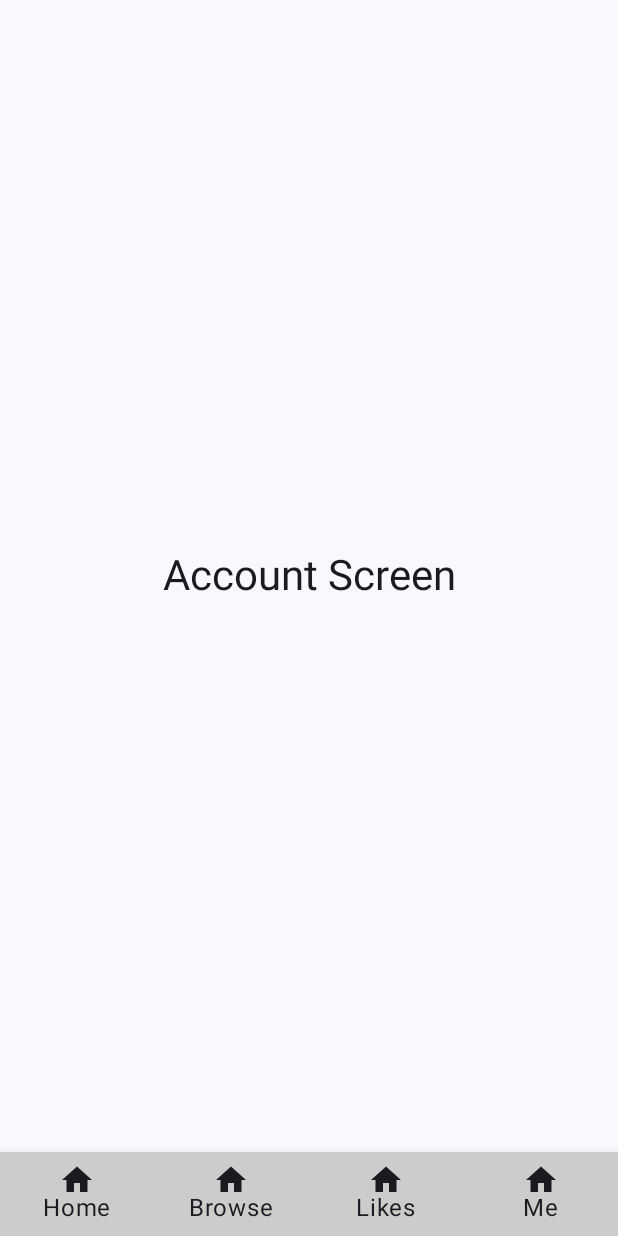
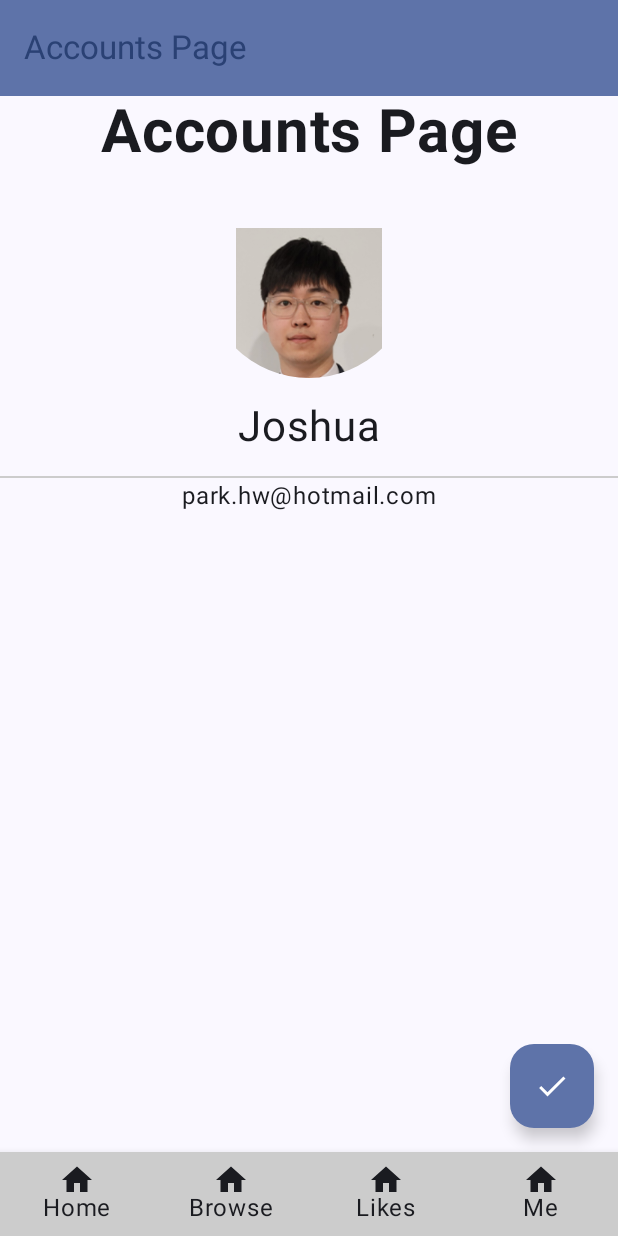
Before and after one commit to FIT5046-Assignment-Group-4/Assignment_app, an Android app built with Jetpack Compose: the BottomNavigationBar screen opened through its navigation route, item 4 of the bottom bar chosen, on a phone screen of 412 x 824 dp. Run offline under Robolectric (Android 15) with nearby library versions, the phone set to English and light mode, and no system bars.

Commit message:
Successfully created the accounts page - created basic profile page - created the edit form page - needs refinement later

```diff
--- a/Gameverse/app/src/main/java/com/example/gameverse/BottomNavigationBar.kt
+++ b/Gameverse/app/src/main/java/com/example/gameverse/BottomNavigationBar.kt
@@ -1,5 +1,6 @@
 package com.example.gameverse
 
+import androidx.annotation.RequiresApi
 import androidx.compose.foundation.layout.padding
 import androidx.compose.material.BottomNavigation
 import androidx.compose.material.BottomNavigationItem
@@ -19,6 +20,7 @@ import androidx.navigation.compose.composable
 import androidx.navigation.compose.currentBackStackEntryAsState
 import androidx.navigation.compose.rememberNavController
 
+@RequiresApi(0)
 @Composable
 fun BottomNavigationBar() {
     val navController = rememberNavController()
@@ -65,6 +67,10 @@ fun BottomNavigationBar() {
             }
             composable(Routes.Me.value) {
                 Me(navController)
-            } }
+            }
+            composable(Routes.EditAccount.value) {
+                EditAccounts(navController)
+            }
+        }
     }
 }
--- a/Gameverse/app/src/main/java/com/example/gameverse/MainActivity.kt
+++ b/Gameverse/app/src/main/java/com/example/gameverse/MainActivity.kt
@@ -3,6 +3,7 @@ package com.example.gameverse
 import android.os.Bundle
 import androidx.activity.ComponentActivity
 import androidx.activity.compose.setContent
+import androidx.annotation.RequiresApi
 import androidx.compose.foundation.layout.fillMaxSize
 import androidx.compose.material3.MaterialTheme
 import androidx.compose.material3.Surface
@@ -16,6 +17,7 @@ import androidx.navigation.compose.rememberNavController
 import com.example.gameverse.ui.theme.GameverseTheme
 
 class MainActivity : ComponentActivity() {
+    @RequiresApi(0)
     override fun onCreate(savedInstanceState: Bundle?) {
         super.onCreate(savedInstanceState)
         setContent {
--- a/Gameverse/app/src/main/java/com/example/gameverse/Me.kt
+++ b/Gameverse/app/src/main/java/com/example/gameverse/Me.kt
@@ -1,26 +1,93 @@
 package com.example.gameverse
 
+import android.annotation.SuppressLint
+import androidx.annotation.RequiresApi
+import androidx.compose.foundation.Image
+import androidx.compose.foundation.layout.Arrangement
 import androidx.compose.foundation.layout.Box
 import androidx.compose.foundation.layout.Column
+import androidx.compose.foundation.layout.Row
 import androidx.compose.foundation.layout.Spacer
+import androidx.compose.foundation.layout.fillMaxHeight
 import androidx.compose.foundation.layout.fillMaxSize
+import androidx.compose.foundation.layout.height
+import androidx.compose.foundation.layout.padding
+import androidx.compose.foundation.layout.paddingFromBaseline
 import androidx.compose.foundation.layout.size
+import androidx.compose.foundation.shape.CircleShape
+import androidx.compose.material.icons.Icons
+import androidx.compose.material.icons.filled.Check
+import androidx.compose.material.icons.filled.Edit
+import androidx.compose.material3.Divider
+import androidx.compose.material3.ExperimentalMaterial3Api
+import androidx.compose.material3.FloatingActionButton
+import androidx.compose.material3.Icon
 import androidx.compose.material3.MaterialTheme
+import androidx.compose.material3.Scaffold
 import androidx.compose.material3.Text
+import androidx.compose.material3.TopAppBar
+import androidx.compose.material3.TopAppBarDefaults.topAppBarColors
 import androidx.compose.runtime.Composable
 import androidx.compose.ui.Alignment
 import androidx.compose.ui.Modifier
+import androidx.compose.ui.draw.clip
+import androidx.compose.ui.graphics.Color
+import androidx.compose.ui.res.painterResource
+import androidx.compose.ui.text.font.FontWeight
 import androidx.compose.ui.unit.dp
+import androidx.compose.ui.unit.sp
 import androidx.navigation.NavHostController
+import androidx.navigation.compose.NavHost
+import androidx.navigation.compose.composable
 
+@RequiresApi(0)
+@SuppressLint("UnusedMaterial3ScaffoldPaddingParameter")
+@OptIn(ExperimentalMaterial3Api::class)
 @Composable
 fun Me(navController: NavHostController) {
-    Box(modifier = Modifier.fillMaxSize(),
-        contentAlignment = Alignment.Center
-    )
-    {
-        Column(horizontalAlignment = Alignment.CenterHorizontally) {
-            Text(text = "Account Screen",
-                style = MaterialTheme.typography.headlineMedium)
-        } }
+    Scaffold(
+        topBar = {
+            TopAppBar(
+                colors = topAppBarColors(
+                    containerColor = MaterialTheme.colorScheme.primaryContainer,
+                    titleContentColor = MaterialTheme.colorScheme.primary,
+                ),
+                title = {
+                    Text("Accounts Page")
+                }
+            )
+        },
+        floatingActionButton = {
+            FloatingActionButton(onClick = {
+                navController.navigate(Routes.EditAccount.value)
+            }) {
+                Icon(Icons.Default.Check, contentDescription = "Edit")
+            }
+        }
+    ) {innerPadding ->
+    Column(
+
+        horizontalAlignment = Alignment.CenterHorizontally,
+        modifier = Modifier.padding(innerPadding)) {
+            Text(text = "Accounts Page", fontSize = 40.sp, fontWeight = FontWeight.Bold)
+            Image(painter = painterResource(id = R.drawable.profile_picture),
+                contentDescription = "Profile Picture",
+                modifier = Modifier
+                    .size(140.dp)
+                    .clip(CircleShape)
+                    .padding(top = 40.dp)
+            )
+
+            Column(
+                horizontalAlignment = Alignment.CenterHorizontally,
+
+                ) {
+                Text(text = "Joshua", fontSize = 28.sp, modifier = Modifier.padding(16.dp))
+            }
+
+            Divider(color = Color.LightGray, thickness = 1.dp)
+
+            Text(text = "park.hw@hotmail.com")
+        }
+    }
 }
--- a/Gameverse/app/src/main/java/com/example/gameverse/NavRoutes.kt
+++ b/Gameverse/app/src/main/java/com/example/gameverse/NavRoutes.kt
@@ -8,5 +8,6 @@ enum class Routes(val value: String) {
     LoginSelection("login_selection"),
     Login("login"),
     Registration("registration"),
-    MainPage("Main")
+    MainPage("Main"),
+    EditAccount("edit_account")
 }
```
Also changed, not shown: Gameverse/app/src/main/java/com/example/gameverse/EditAccountScreen.kt (added, +133 -0 lines), Gameverse/app/src/main/res/drawable/profile_picture.png (added).
